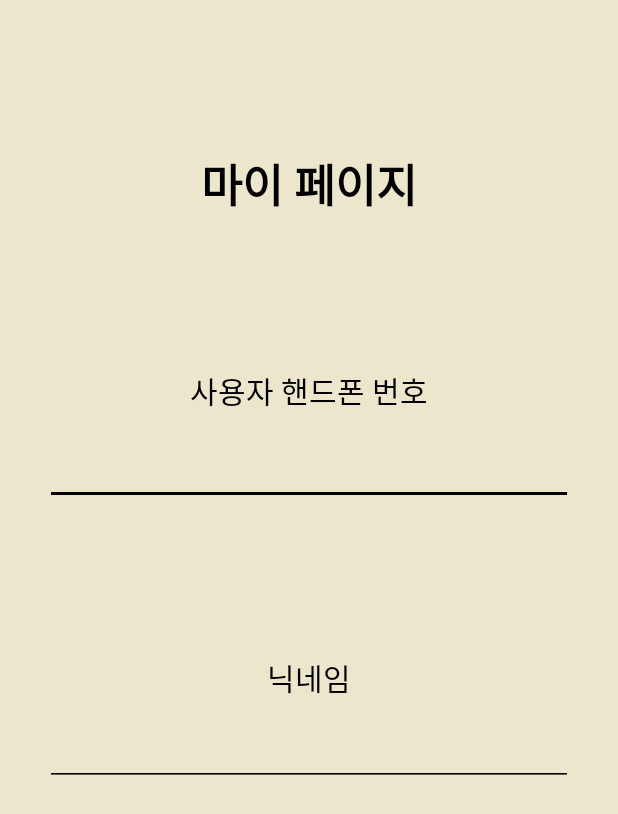
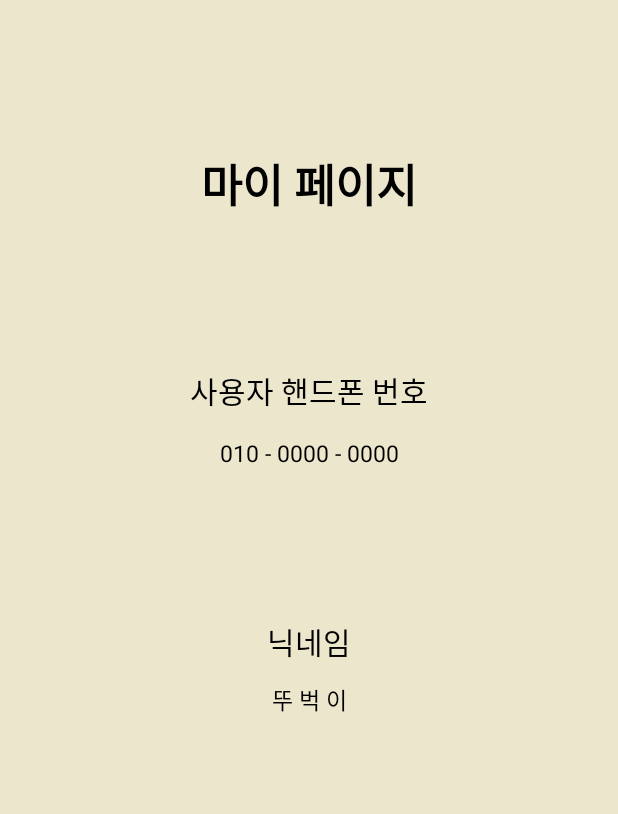
Before and after one commit to mnyee/vegan_capstone, an Android app: the MypageActivity screen opened directly, with no data from a screen before it, on a phone screen of 412 x 824 dp. Shown: the top 814 px of the screen. Run offline under Robolectric (Android 15) with nearby library versions, the phone set to English and light mode, and no system bars.

Commit message:
Update activity_mypage.xml

```diff
--- a/app/src/main/res/layout/activity_mypage.xml
+++ b/app/src/main/res/layout/activity_mypage.xml
@@ -39,21 +39,23 @@
         android:fontFamily="@font/bm"/>
 
 
-    <EditText
+    <TextView
         android:id="@+id/phone_num"
         android:layout_width="match_parent"
         android:layout_height="wrap_content"
         android:layout_marginStart="30dp"
         android:layout_marginTop="16dp"
         android:layout_marginEnd="30dp"
-        android:ems="10"
-        android:inputType="textPersonName"
+        android:gravity="center"
+        android:text="010 - 0000 - 0000"
+        android:textSize="15dp"
+        android:textColor="@color/black"
         android:backgroundTint="@color/black"
         app:layout_constraintEnd_toEndOf="@+id/phone_num_text"
         app:layout_constraintHorizontal_bias="0.0"
         app:layout_constraintStart_toStartOf="@+id/phone_num_text"
+        app:layout_constraintTop_toBottomOf="@+id/phone_num_text"/>
 
-        app:layout_constraintTop_toBottomOf="@+id/phone_num_text" />
 
     <TextView
         android:id="@+id/nickname_text"
@@ -70,18 +72,22 @@
         app:layout_constraintTop_toBottomOf="@+id/phone_num"
         android:fontFamily="@font/bm"/>
 
-    <EditText
+    <TextView
         android:id="@+id/nickname"
         android:layout_width="0dp"
         android:layout_height="wrap_content"
         android:layout_marginTop="12dp"
         android:backgroundTint="@color/black"
-        android:ems="10"
-        android:inputType="textPersonName"
+
+        android:text="뚜 벅 이"
+        android:gravity="center"
+        android:textColor="@color/black"
+        android:textSize="15dp"
         app:layout_constraintEnd_toEndOf="@+id/nickname_text"
         app:layout_constraintHorizontal_bias="0.0"
         app:layout_constraintStart_toStartOf="@+id/nickname_text"
         app:layout_constraintTop_toBottomOf="@+id/nickname_text" />
 
 
+
 </androidx.constraintlayout.widget.ConstraintLayout>
```
